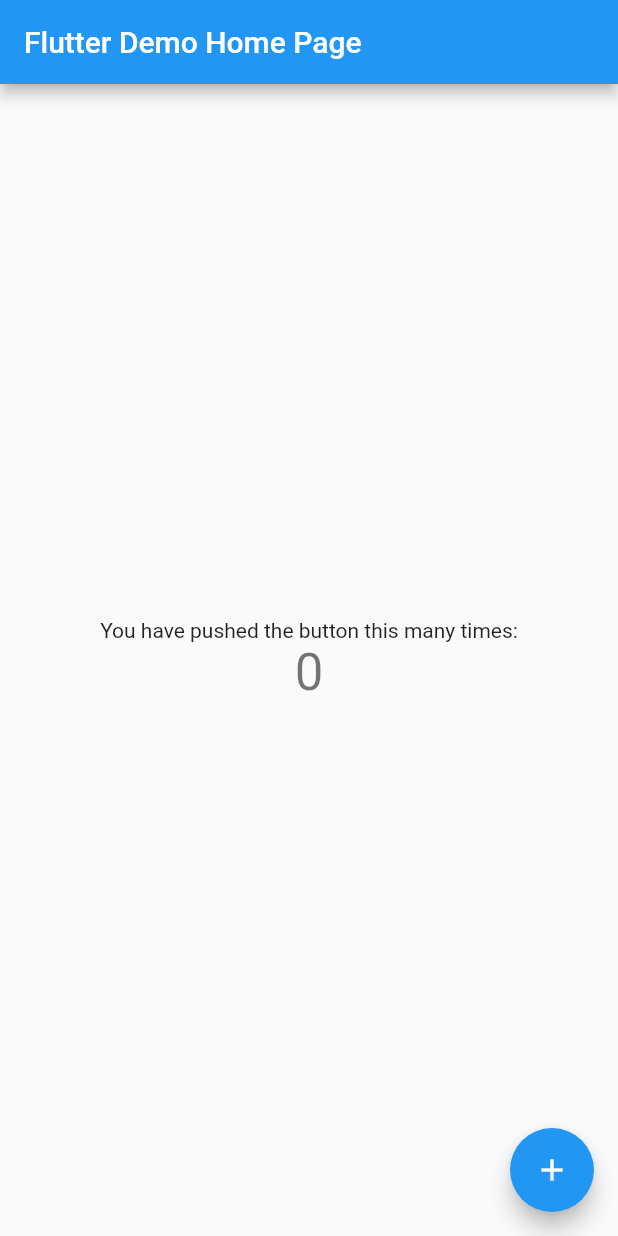
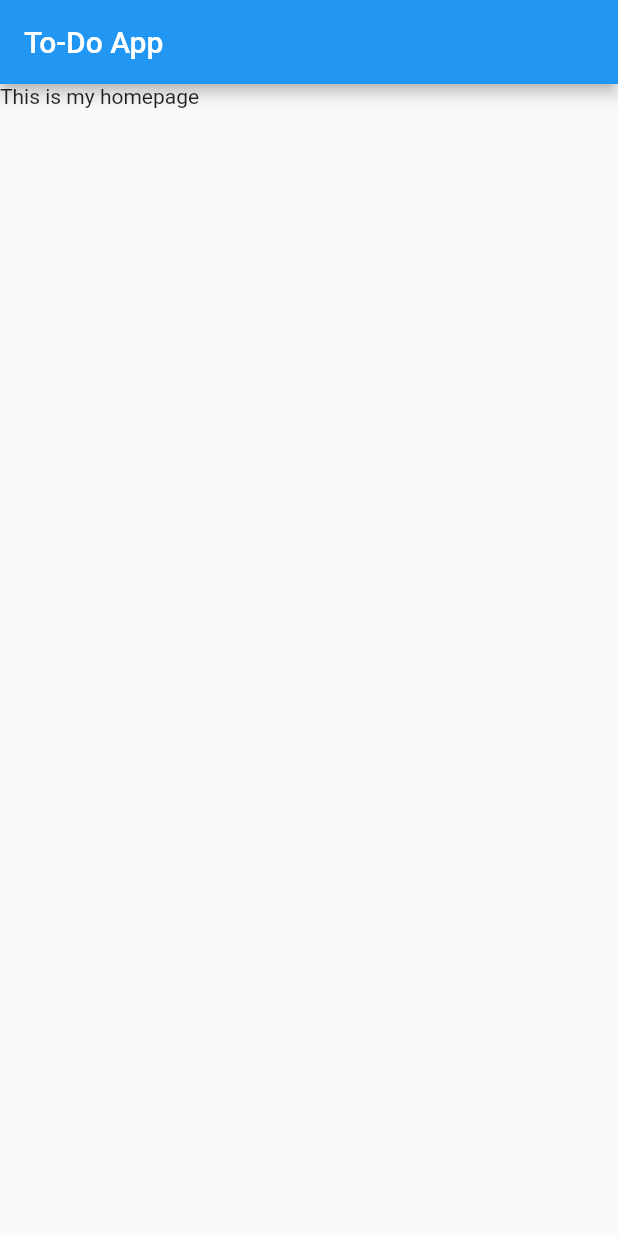
Before and after one commit to nikhil-RGB/To-Do, a Flutter app: the screen it shows after launch, on a phone screen of 412 x 824 dp. Run offline on Flutter 3.47's test engine with Material 2 defaults, Android fonts, the phone set to English and light mode, and no system bars.

Commit message:
Register image asset, remove sample Dart code.

```diff
--- /dev/null
+++ b/to_do_app/lib/all-const/colors.dart
@@ -0,0 +1,9 @@
+import 'package:flutter/material.dart';
+
+const Color tdRed = Color(0xFFDA4040);
+const Color tdBlue = Color(0xFF5F52EE);
+
+const Color tdBlack = Color(0xFF3A3A3A);
+const Color tdGrey = Color(0xFF717171);
+
+const Color tdBGColor = Color(0xFFEEEFF5);
--- /dev/null
+++ b/to_do_app/lib/all-screens/home.dart
@@ -0,0 +1,13 @@
+import 'package:flutter/material.dart';
+
+class Home extends StatelessWidget {
+  @override
+  Widget build(BuildContext context) {
+    return Scaffold(
+      appBar: AppBar(title: new Text('To-Do App')),
+      body: Container(
+        child: Text('This is my homepage'),
+      ),
+    );
+  }
+}
--- a/to_do_app/lib/main.dart
+++ b/to_do_app/lib/main.dart
@@ -1,4 +1,6 @@
 import 'package:flutter/material.dart';
+import 'package:to_do_app/all-screens/home.dart';
+import 'package:to_do_app/all-const/colors.dart';
 
 void main() {
   runApp(const MyApp());
@@ -7,109 +9,12 @@ void main() {
 class MyApp extends StatelessWidget {
   const MyApp({Key? key}) : super(key: key);
 
-  // This widget is the root of your application.
+  // This widget is the root of my mobile application.
   @override
   Widget build(BuildContext context) {
     return MaterialApp(
-      title: 'Flutter Demo',
-      theme: ThemeData(
-        // This is the theme of your application.
-        //
-        // Try running your application with "flutter run". You'll see the
-        // application has a blue toolbar. Then, without quitting the app, try
-        // changing the primarySwatch below to Colors.green and then invoke
-        // "hot reload" (press "r" in the console where you ran "flutter run",
-        // or simply save your changes to "hot reload" in a Flutter IDE).
-        // Notice that the counter didn't reset back to zero; the application
-        // is not restarted.
-        primarySwatch: Colors.blue,
-      ),
-      home: const MyHomePage(title: 'Flutter Demo Home Page'),
+      title: 'To-Do App',
+      home: new Home(),
     );
   }
 }
-
-class MyHomePage extends StatefulWidget {
-  const MyHomePage({Key? key, required this.title}) : super(key: key);
-
-  // This widget is the home page of your application. It is stateful, meaning
-  // that it has a State object (defined below) that contains fields that affect
-  // how it looks.
-
-  // This class is the configuration for the state. It holds the values (in this
-  // case the title) provided by the parent (in this case the App widget) and
-  // used by the build method of the State. Fields in a Widget subclass are
-  // always marked "final".
-
-  final String title;
-
-  @override
-  State<MyHomePage> createState() => _MyHomePageState();
-}
-
-class _MyHomePageState extends State<MyHomePage> {
-  int _counter = 0;
-
-  void _incrementCounter() {
-    setState(() {
-      // This call to setState tells the Flutter framework that something has
-      // changed in this State, which causes it to rerun the build method below
-      // so that the display can reflect the updated values. If we changed
-      // _counter without calling setState(), then the build method would not be
-      // called again, and so nothing would appear to happen.
-      _counter++;
-    });
-  }
-
-  @override
-  Widget build(BuildContext context) {
-    // This method is rerun every time setState is called, for instance as done
-    // by the _incrementCounter method above.
-    //
-    // The Flutter framework has been optimized to make rerunning build methods
-    // fast, so that you can just rebuild anything that needs updating rather
-    // than having to individually change instances of widgets.
-    return Scaffold(
-      appBar: AppBar(
-        // Here we take the value from the MyHomePage object that was created by
-        // the App.build method, and use it to set our appbar title.
-        title: Text(widget.title),
-      ),
-      body: Center(
-        // Center is a layout widget. It takes a single child and positions it
-        // in the middle of the parent.
-        child: Column(
-          // Column is also a layout widget. It takes a list of children and
-          // arranges them vertically. By default, it sizes itself to fit its
-          // children horizontally, and tries to be as tall as its parent.
-          //
-          // Invoke "debug painting" (press "p" in the console, choose the
-          // "Toggle Debug Paint" action from the Flutter Inspector in Android
-          // Studio, or the "Toggle Debug Paint" command in Visual Studio Code)
-          // to see the wireframe for each widget.
-          //
-          // Column has various properties to control how it sizes itself and
-          // how it positions its children. Here we use mainAxisAlignment to
-          // center the children vertically; the main axis here is the vertical
-          // axis because Columns are vertical (the cross axis would be
-          // horizontal).
-          mainAxisAlignment: MainAxisAlignment.center,
-          children: <Widget>[
-            const Text(
-              'You have pushed the button this many times:',
-            ),
-            Text(
-              '$_counter',
-              style: Theme.of(context).textTheme.headline4,
-            ),
-          ],
-        ),
-      ),
-      floatingActionButton: FloatingActionButton(
-        onPressed: _incrementCounter,
-        tooltip: 'Increment',
-        child: const Icon(Icons.add),
-      ), // This trailing comma makes auto-formatting nicer for build methods.
-    );
-  }
-}
--- a/to_do_app/pubspec.yaml
+++ b/to_do_app/pubspec.yaml
@@ -58,9 +58,11 @@ flutter:
   uses-material-design: true
 
   # To add assets to your application, add an assets section, like this:
-  # assets:
-  #   - images/a_dot_burr.jpeg
+  assets:
+  - assets/images/killzilla.png
   #   - images/a_dot_ham.jpeg
+
+
 
   # An image asset can refer to one or more resolution-specific "variants", see
   # https://flutter.dev/assets-and-images/#resolution-aware
```
Also changed, not shown: to_do_app/lib/assets/images/killzilla.png (added).
